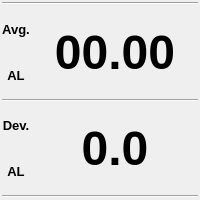
This is bigviewnum.ui in siborion/siborion_american_scan as Qt 5 draws it before an edit. The edited form follows.
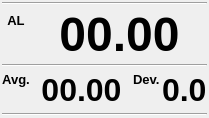
This is the edited form.

```diff
--- a/bigviewnum.ui
+++ b/bigviewnum.ui
@@ -6,8 +6,8 @@
    <rect>
     <x>0</x>
     <y>0</y>
-    <width>200</width>
-    <height>200</height>
+    <width>209</width>
+    <height>118</height>
    </rect>
   </property>
   <property name="windowTitle">
@@ -30,7 +30,7 @@
     <number>0</number>
    </property>
    <item row="0" column="0">
-    <layout class="QGridLayout" name="gridLayout" rowstretch="0,0,0,0,0,0,0" columnstretch="0,1">
+    <layout class="QGridLayout" name="gridLayout" rowstretch="0,0,0,0,0,0,0" columnstretch="0,1,0,0">
      <property name="leftMargin">
       <number>2</number>
      </property>
@@ -46,42 +46,8 @@
      <property name="spacing">
       <number>2</number>
      </property>
-     <item row="4" column="1" rowspan="2">
-      <widget class="QLabel" name="lAlDev">
-       <property name="font">
-        <font>
-         <pointsize>36</pointsize>
-         <weight>75</weight>
-         <bold>true</bold>
-        </font>
-       </property>
-       <property name="text">
-        <string>0.0</string>
-       </property>
-       <property name="alignment">
-        <set>Qt::AlignCenter</set>
-       </property>
-      </widget>
-     </item>
-     <item row="1" column="1" rowspan="2">
-      <widget class="QLabel" name="lAlAvg">
-       <property name="font">
-        <font>
-         <pointsize>36</pointsize>
-         <weight>75</weight>
-         <bold>true</bold>
-        </font>
-       </property>
-       <property name="text">
-        <string>00.00</string>
-       </property>
-       <property name="alignment">
-        <set>Qt::AlignCenter</set>
-       </property>
-      </widget>
-     </item>
-     <item row="4" column="0">
-      <widget class="QLabel" name="label_5">
+     <item row="4" column="2">
+      <widget class="QLabel" name="label_2">
        <property name="font">
         <font>
          <pointsize>10</pointsize>
@@ -92,13 +58,10 @@
        <property name="text">
         <string>Dev.</string>
        </property>
-       <property name="alignment">
-        <set>Qt::AlignCenter</set>
-       </property>
       </widget>
      </item>
-     <item row="2" column="0">
-      <widget class="QLabel" name="label_3">
+     <item row="5" column="0">
+      <widget class="QLabel" name="label_7">
        <property name="font">
         <font>
          <pointsize>10</pointsize>
@@ -107,7 +70,7 @@
         </font>
        </property>
        <property name="text">
-        <string>AL</string>
+        <string/>
        </property>
        <property name="alignment">
         <set>Qt::AlignCenter</set>
@@ -127,6 +90,40 @@
         <enum>Qt::LeftToRight</enum>
        </property>
        <property name="text">
+        <string>AL</string>
+       </property>
+       <property name="alignment">
+        <set>Qt::AlignCenter</set>
+       </property>
+      </widget>
+     </item>
+     <item row="2" column="0">
+      <widget class="QLabel" name="label_3">
+       <property name="font">
+        <font>
+         <pointsize>10</pointsize>
+         <weight>75</weight>
+         <bold>true</bold>
+        </font>
+       </property>
+       <property name="text">
+        <string/>
+       </property>
+       <property name="alignment">
+        <set>Qt::AlignCenter</set>
+       </property>
+      </widget>
+     </item>
+     <item row="4" column="0">
+      <widget class="QLabel" name="label_5">
+       <property name="font">
+        <font>
+         <pointsize>10</pointsize>
+         <weight>75</weight>
+         <bold>true</bold>
+        </font>
+       </property>
+       <property name="text">
         <string>Avg.</string>
        </property>
        <property name="alignment">
@@ -134,44 +131,75 @@
        </property>
       </widget>
      </item>
-     <item row="5" column="0">
-      <widget class="QLabel" name="label_7">
+     <item row="4" column="1" rowspan="2">
+      <widget class="QLabel" name="lAlAvg">
        <property name="font">
         <font>
-         <pointsize>10</pointsize>
+         <pointsize>24</pointsize>
          <weight>75</weight>
          <bold>true</bold>
         </font>
        </property>
        <property name="text">
-        <string>AL</string>
+        <string>00.00</string>
        </property>
        <property name="alignment">
         <set>Qt::AlignCenter</set>
        </property>
       </widget>
      </item>
-     <item row="6" column="0" colspan="2">
+     <item row="4" column="3" rowspan="2">
+      <widget class="QLabel" name="lAlDev">
+       <property name="font">
+        <font>
+         <pointsize>24</pointsize>
+         <weight>75</weight>
+         <bold>true</bold>
+        </font>
+       </property>
+       <property name="text">
+        <string>0.0</string>
+       </property>
+      </widget>
+     </item>
+     <item row="1" column="1" rowspan="2" colspan="3">
+      <widget class="QLabel" name="lAlCur">
+       <property name="font">
+        <font>
+         <pointsize>36</pointsize>
+         <weight>75</weight>
+         <bold>true</bold>
+        </font>
+       </property>
+       <property name="text">
+        <string>00.00</string>
+       </property>
+       <property name="alignment">
+        <set>Qt::AlignCenter</set>
+       </property>
+      </widget>
+     </item>
+     <item row="6" column="0" colspan="4">
       <widget class="Line" name="line_2">
        <property name="orientation">
         <enum>Qt::Horizontal</enum>
        </property>
       </widget>
      </item>
-     <item row="3" column="0" colspan="2">
-      <widget class="Line" name="line">
-       <property name="orientation">
-        <enum>Qt::Horizontal</enum>
-       </property>
-      </widget>
-     </item>
-     <item row="0" column="0" colspan="2">
+     <item row="0" column="0" colspan="4">
       <widget class="Line" name="line_3">
        <property name="orientation">
         <enum>Qt::Horizontal</enum>
        </property>
       </widget>
      </item>
+     <item row="3" column="0" colspan="4">
+      <widget class="Line" name="line">
+       <property name="orientation">
+        <enum>Qt::Horizontal</enum>
+       </property>
+      </widget>
+     </item>
     </layout>
    </item>
   </layout>
```
